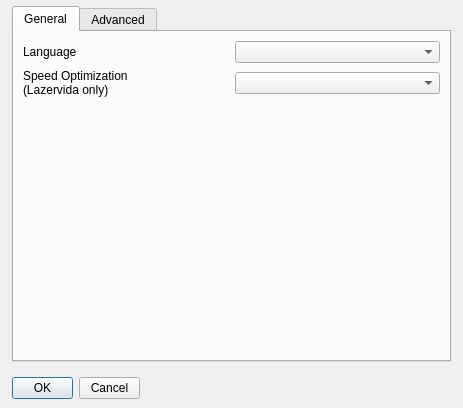
The window that src/windows/preferences-window.ui (flux3dp/swiftray) describes before a commit, drawn with Qt 5.
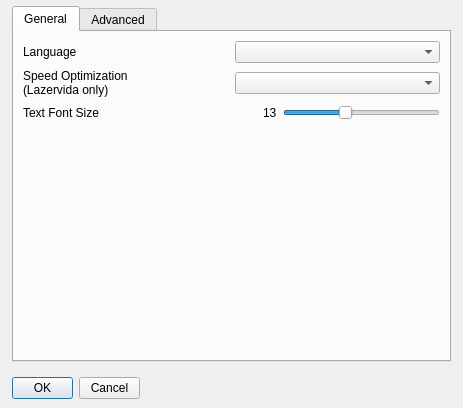
The same window after the commit.

Commit message: add setting UI font size

Diff of the .ui file:
```diff
--- a/src/windows/preferences-window.ui
+++ b/src/windows/preferences-window.ui
@@ -75,6 +75,56 @@
        </item>
       </layout>
      </item>
+     <item>
+      <layout class="QHBoxLayout" name="horizontalLayout_3">
+       <item>
+        <widget class="QLabel" name="label_3">
+         <property name="text">
+          <string>Text Font Size</string>
+         </property>
+        </widget>
+       </item>
+       <item>
+        <spacer name="horizontalSpacer">
+         <property name="orientation">
+          <enum>Qt::Horizontal</enum>
+         </property>
+         <property name="sizeHint" stdset="0">
+          <size>
+           <width>40</width>
+           <height>20</height>
+          </size>
+         </property>
+        </spacer>
+       </item>
+       <item>
+        <widget class="QLabel" name="labelFontSize">
+         <property name="text">
+          <string>13</string>
+         </property>
+        </widget>
+       </item>
+       <item>
+        <widget class="QSlider" name="horizontalSliderFontSize">
+         <property name="minimum">
+          <number>6</number>
+         </property>
+         <property name="maximum">
+          <number>24</number>
+         </property>
+         <property name="value">
+          <number>13</number>
+         </property>
+         <property name="tracking">
+          <bool>true</bool>
+         </property>
+         <property name="orientation">
+          <enum>Qt::Horizontal</enum>
+         </property>
+        </widget>
+       </item>
+      </layout>
+     </item>
      <item>
       <spacer name="verticalSpacer">
        <property name="orientation">
```
The commit also changes 3 other files.
